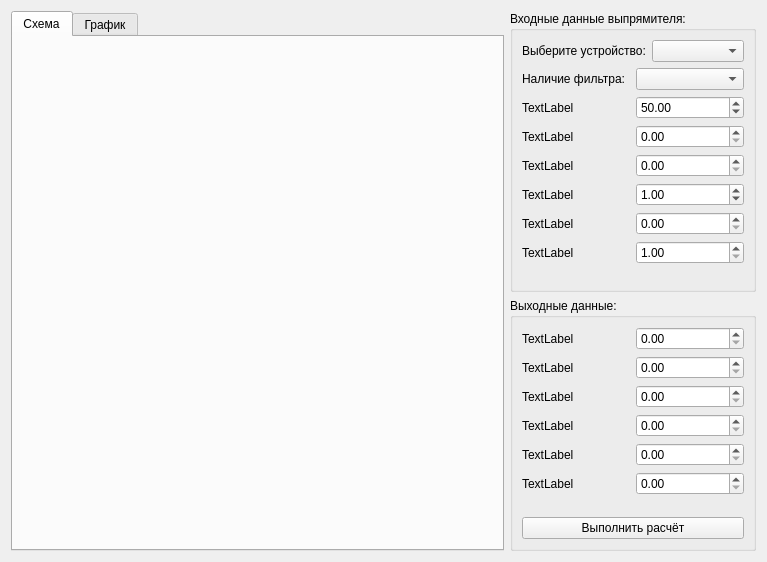
Before: the Qt Designer form PowerSources/Rectifiers.ui in DKuzSer/Project_For_Rodin, drawn with Qt 5.
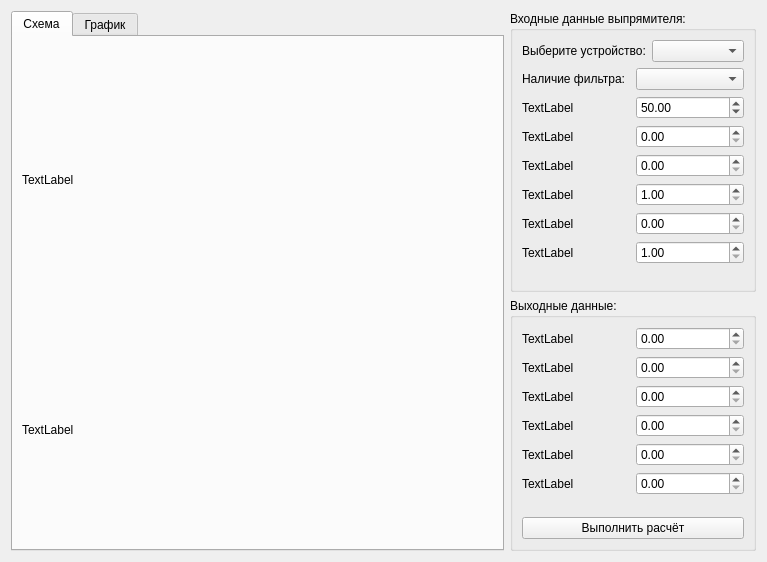
After: the same form once the commit is applied.

Diff of the .ui file:
```diff
--- a/PowerSources/Rectifiers.ui
+++ b/PowerSources/Rectifiers.ui
@@ -46,6 +46,38 @@
         <attribute name="title">
          <string>Схема</string>
         </attribute>
+        <layout class="QGridLayout" name="gridLayout_6">
+         <item row="0" column="0">
+          <layout class="QGridLayout" name="gridLayout_5">
+           <item row="0" column="0">
+            <widget class="QLabel" name="Label_PixMapCircuit">
+             <property name="maximumSize">
+              <size>
+               <width>700</width>
+               <height>400</height>
+              </size>
+             </property>
+             <property name="text">
+              <string>TextLabel</string>
+             </property>
+            </widget>
+           </item>
+           <item row="1" column="0">
+            <widget class="QLabel" name="Label_PixMapProperties">
+             <property name="maximumSize">
+              <size>
+               <width>700</width>
+               <height>220</height>
+              </size>
+             </property>
+             <property name="text">
+              <string>TextLabel</string>
+             </property>
+            </widget>
+           </item>
+          </layout>
+         </item>
+        </layout>
        </widget>
        <widget class="QWidget" name="tab_2">
         <attribute name="title">
@@ -169,6 +201,12 @@
                <layout class="QVBoxLayout" name="verticalLayout_2">
                 <item>
                  <widget class="QDoubleSpinBox" name="DoubleSpinBoxR_InPut4">
+                  <property name="minimum">
+                   <double>1.000000000000000</double>
+                  </property>
+                  <property name="maximum">
+                   <double>10000.000000000000000</double>
+                  </property>
                   <property name="value">
                    <double>1.000000000000000</double>
                   </property>
```
Left out of the diff: 8 changed lines with no effect on the pictures.
